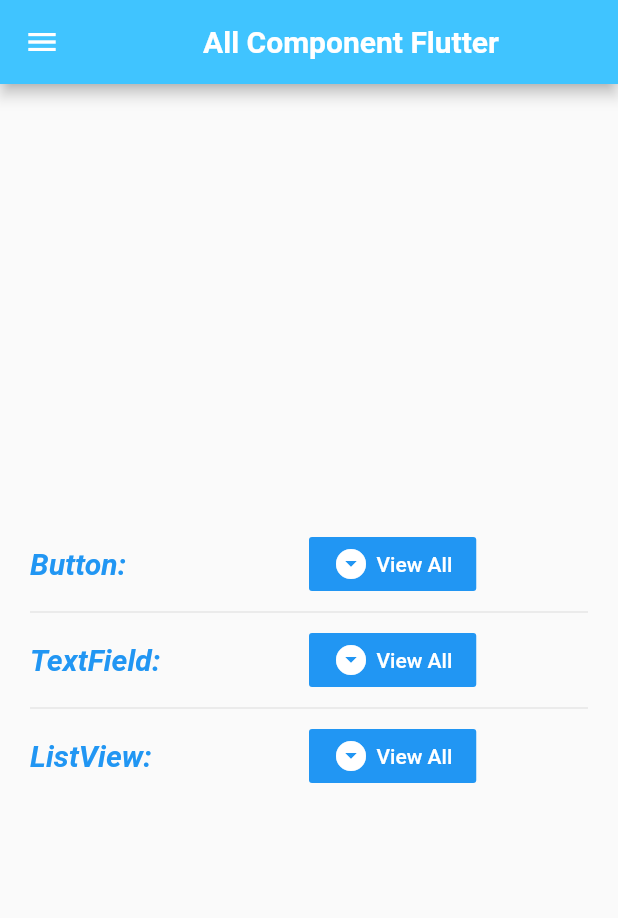
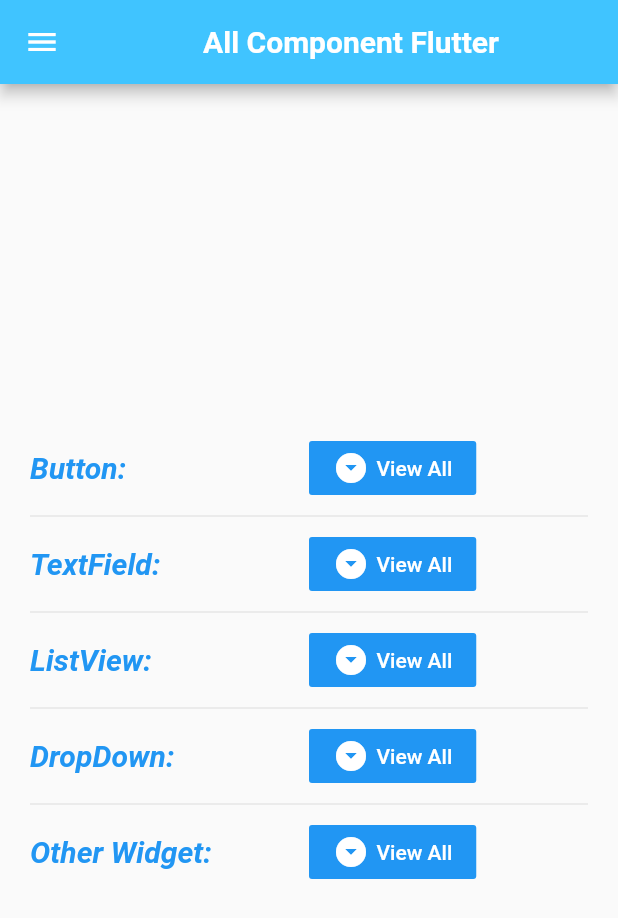
Before and after one commit to oengmengthong/flutter_lesson, a Flutter app: the screen it shows after launch, on a phone screen of 412 x 824 dp. Shown: the top 918 px of the screen. Run offline on Flutter 3.47's test engine with Material 2 defaults, Android fonts, the phone set to English and light mode, and no system bars.

Commit message:
update abit

```diff
--- a/lib/TextField/formvalidator.dart
+++ b/lib/TextField/formvalidator.dart
@@ -26,6 +26,7 @@ class Validator extends State<FormValidator> {
     // TODO: implement build
     return Scaffold(
       appBar: AppBar(
+        backgroundColor: Colors.lightBlueAccent,
         title: Center(
           child: Text('Form Validator'),
         ),
@@ -178,7 +179,7 @@ class Validator extends State<FormValidator> {
     if (value.isEmpty) {
       return 'Phone Number cannot be empty';
     }
-    final RegExp phoneExp = RegExp(r'(^(?:[+0]9)?[0-9]{9,12}$)');
+    final RegExp phoneExp = RegExp(r'^[()\d -]{9,15}$');
     if (!phoneExp.hasMatch(value)) return 'Enter a correct phone number.';
     return null;
   }
--- a/lib/listview/checkedlist.dart
+++ b/lib/listview/checkedlist.dart
@@ -14,6 +14,7 @@ class CheckedList extends State<CheckList> {
     // TODO: implement build
     return Scaffold(
       appBar: AppBar(
+        backgroundColor: Colors.lightBlueAccent,
         title: Center(
           child: Text('Check List'),
         ),
--- a/lib/listview/expensionTile.dart
+++ b/lib/listview/expensionTile.dart
@@ -6,6 +6,7 @@ class ExpansionTileEX extends StatelessWidget {
     // TODO: implement build
     return Scaffold(
       appBar: AppBar(
+        backgroundColor: Colors.lightBlueAccent,
         title: Center(
           child: Text('ExpansionTile'),
         ),
--- a/lib/listview/reorderablelist.dart
+++ b/lib/listview/reorderablelist.dart
@@ -15,6 +15,7 @@ class ReOrderList extends State<ReOrderableList> {
   Widget build(BuildContext context) {
     return Scaffold(
       appBar: AppBar(
+        backgroundColor: Colors.lightBlueAccent,
         title: Center(
           child: Text('Reorder List'),
         ),
@@ -79,6 +80,7 @@ class ViewCodeReOrderList extends StatelessWidget {
     // TODO: implement build
     return Scaffold(
       appBar: AppBar(
+        backgroundColor: Colors.lightBlueAccent,
         title: Center(
           child: Text('ReOrder List'),
         ),
--- a/lib/listview/swipetodismiss.dart
+++ b/lib/listview/swipetodismiss.dart
@@ -17,6 +17,7 @@ class MySwipeToDismiss extends State<SwipeToDismiss> {
   Widget build(BuildContext context) {
     return Scaffold(
       appBar: AppBar(
+        backgroundColor: Colors.lightBlueAccent,
         title: Center(
           child: Text('Swipe To Dismiss'),
         ),
@@ -66,6 +67,7 @@ class CodeViewSwipeDismiss extends StatelessWidget {
     // TODO: implement build
     return Scaffold(
       appBar: AppBar(
+        backgroundColor: Colors.lightBlueAccent,
         title: Center(
           child: Text('Swipe To Dismiss'),
         ),
--- a/lib/main.dart
+++ b/lib/main.dart
@@ -1,6 +1,8 @@
 import 'package:flutter/material.dart';
+import 'package:flutter_lesson/otherrwidget/otherwidget.dart';
 import 'TextField/textField.dart';
 import 'buttons/buttons.dart';
+import 'dropdownbutton/dropdownbuttondefault.dart';
 import 'listview/listview.dart';
 
 void main() => runApp(MyApp());
@@ -272,6 +274,124 @@ class HomeScreen extends StatelessWidget {
                 ),
               ],
             ),
+            Divider(),
+            Row(
+              children: <Widget>[
+                Expanded(
+                  child: Column(
+                    crossAxisAlignment: CrossAxisAlignment.start,
+                    children: <Widget>[
+                      Text(
+                        'DropDown: ',
+                        style: TextStyle(
+                          fontSize: 20,
+                          color: Colors.blue,
+                          fontWeight: FontWeight.bold,
+                          fontStyle: FontStyle.italic,
+                        ),
+                      ),
+                    ],
+                  ),
+                ),
+                Expanded(
+                  child: Column(
+                    children: <Widget>[
+                      Row(
+                        children: <Widget>[
+                          FlatButton(
+                            color: Colors.blue,
+                            child: Row(
+                              children: <Widget>[
+                                Icon(
+                                  Icons.arrow_drop_down_circle,
+                                  color: Colors.white,
+                                ),
+                                SizedBox(
+                                  width: 5,
+                                ),
+                                Text(
+                                  'View All',
+                                  style: TextStyle(
+                                    color: Colors.white,
+                                  ),
+                                ),
+                              ],
+                            ),
+                            onPressed: () {
+                              Navigator.push(
+                                context,
+                                MaterialPageRoute(
+                                  builder: (context) => DropDownButtons(),
+                                ),
+                              );
+                            },
+                          ),
+                        ],
+                      ),
+                    ],
+                  ),
+                ),
+              ],
+            ),
+            Divider(),
+            Row(
+              children: <Widget>[
+                Expanded(
+                  child: Column(
+                    crossAxisAlignment: CrossAxisAlignment.start,
+                    children: <Widget>[
+                      Text(
+                        'Other Widget: ',
+                        style: TextStyle(
+                          fontSize: 20,
+                          color: Colors.blue,
+                          fontWeight: FontWeight.bold,
+                          fontStyle: FontStyle.italic,
+                        ),
+                      ),
+                    ],
+                  ),
+                ),
+                Expanded(
+                  child: Column(
+                    children: <Widget>[
+                      Row(
+                        children: <Widget>[
+                          FlatButton(
+                            color: Colors.blue,
+                            child: Row(
+                              children: <Widget>[
+                                Icon(
+                                  Icons.arrow_drop_down_circle,
+                                  color: Colors.white,
+                                ),
+                                SizedBox(
+                                  width: 5,
+                                ),
+                                Text(
+                                  'View All',
+                                  style: TextStyle(
+                                    color: Colors.white,
+                                  ),
+                                ),
+                              ],
+                            ),
+                            onPressed: () {
+                              Navigator.push(
+                                context,
+                                MaterialPageRoute(
+                                  builder: (context) => OtherWidgetFlutter(),
+                                ),
+                              );
+                            },
+                          ),
+                        ],
+                      ),
+                    ],
+                  ),
+                ),
+              ],
+            ),
           ],
         ),
       ),
```
Also changed, not shown: lib/dropdownbutton/dropdownbuttondefault.dart (added, +243 -0 lines), lib/otherrwidget/otherwidget.dart (added, +267 -0 lines).
